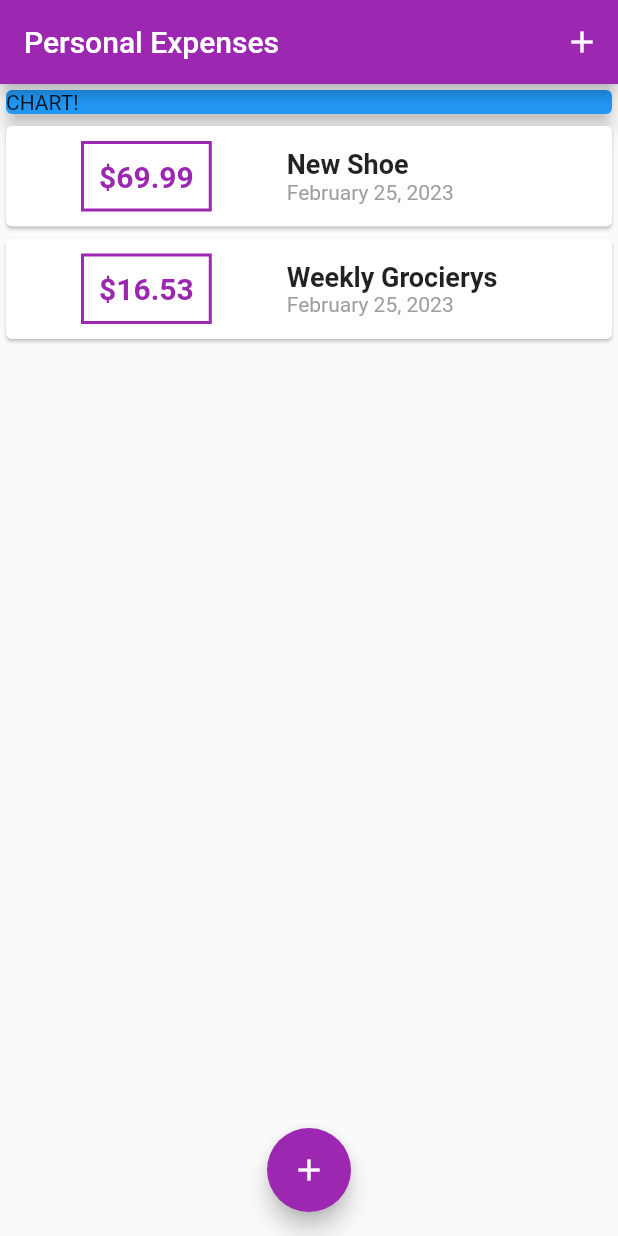
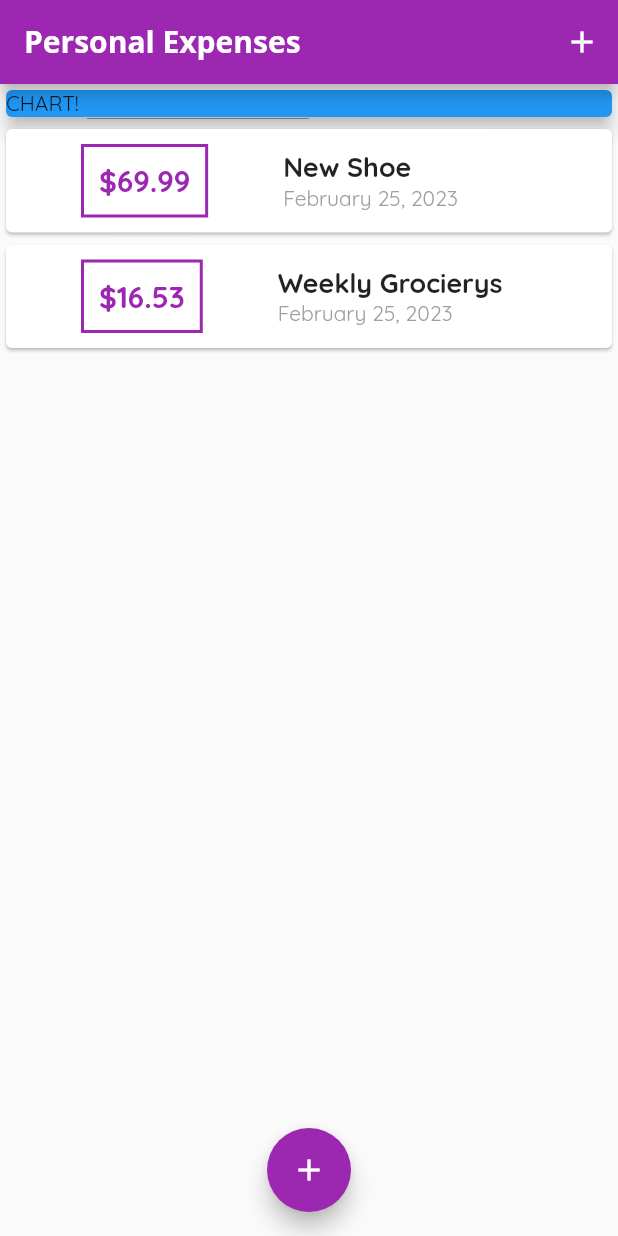
Before and after one commit to 5tigerjelly/learn_flutter_expense_app, a Flutter app: the screen it shows after launch, on a phone screen of 412 x 824 dp. Run offline on Flutter 3.47's test engine with Material 2 defaults, Android fonts, the phone set to English and light mode, and no system bars.

Commit message:
add fonts

```diff
--- a/lib/main.dart
+++ b/lib/main.dart
@@ -13,8 +13,13 @@
     return MaterialApp(
       title: 'Personal Expenses',
       theme: ThemeData(
-        primarySwatch: Colors.purple,
-      ),
+          primarySwatch: Colors.purple,
+          fontFamily: 'Quicksand',
+          appBarTheme: AppBarTheme(
+              titleTextStyle: TextStyle(
+                  fontFamily: 'OpenSans',
+                  fontSize: 20,
+                  fontWeight: FontWeight.bold))),
       home: MyHomePage(),
     );
   }
```
Also changed, not shown: pubspec.yaml (+11 -11 lines), assets/fonts/OpenSans-Bold.ttf (added), assets/fonts/OpenSans-Regular.ttf (added), assets/fonts/Quicksand-Bold.ttf (added), assets/fonts/Quicksand-Light.ttf (added), assets/fonts/Quicksand-Medium.ttf (added), assets/fonts/Quicksand-Regular.ttf (added).
